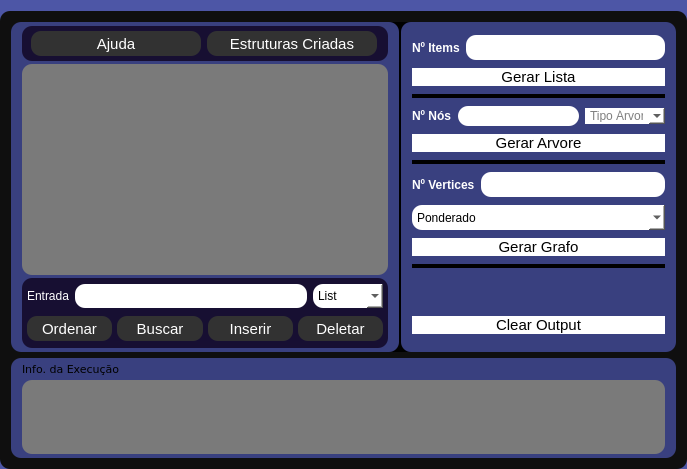
Ernesto-Alves67/Algo-Analytics, file mainwindow.ui: the form before one commit.
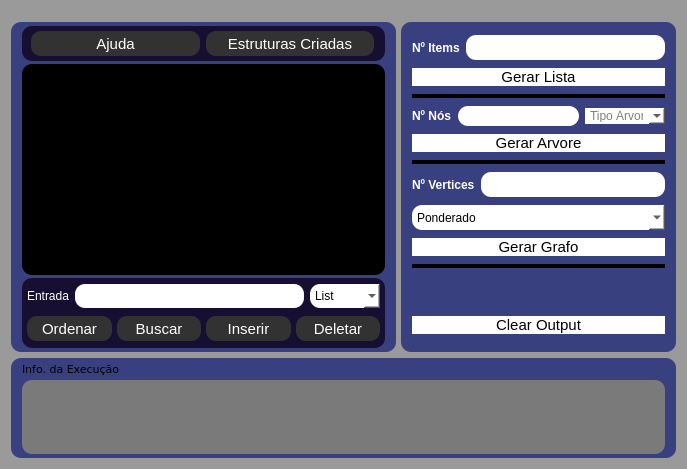
The form after the commit.

```diff
--- a/mainwindow.ui
+++ b/mainwindow.ui
@@ -26,7 +26,7 @@
    <string>Algo_Analitics</string>
   </property>
   <property name="styleSheet">
-   <string notr="true">background-color: rgb(77, 86, 166);</string>
+   <string notr="true">background-color: rgb(154, 154, 154);</string>
   </property>
   <widget class="QWidget" name="centralWidget">
    <property name="maximumSize">
@@ -51,9 +51,8 @@
     <item>
      <widget class="QFrame" name="fr_entries">
       <property name="styleSheet">
-       <string notr="true">background-color: rgb(255, 255, 255);
-background-color: rgb(15, 15, 15);
-border-radius:10px;</string>
+       <string notr="true">border-radius:10px;
+</string>
       </property>
       <property name="frameShape">
        <enum>QFrame::NoFrame</enum>
@@ -62,7 +61,7 @@
        <item>
         <widget class="QFrame" name="frame_4">
          <property name="styleSheet">
-          <string notr="true">background-color: rgb(0, 0, 0);</string>
+          <string notr="true"/>
          </property>
          <property name="frameShape">
           <enum>QFrame::StyledPanel</enum>
@@ -72,7 +71,7 @@
          </property>
          <layout class="QHBoxLayout" name="horizontalLayout" stretch="0,0">
           <property name="spacing">
-           <number>2</number>
+           <number>5</number>
           </property>
           <property name="leftMargin">
            <number>0</number>
@@ -204,7 +203,8 @@
                 </font>
                </property>
                <property name="styleSheet">
-                <string notr="true">background-color: rgb(122, 122, 122);</string>
+                <string notr="true">color: rgb(255, 255, 255);
+background-color: rgb(0, 0, 0);</string>
                </property>
               </widget>
              </item>
```
